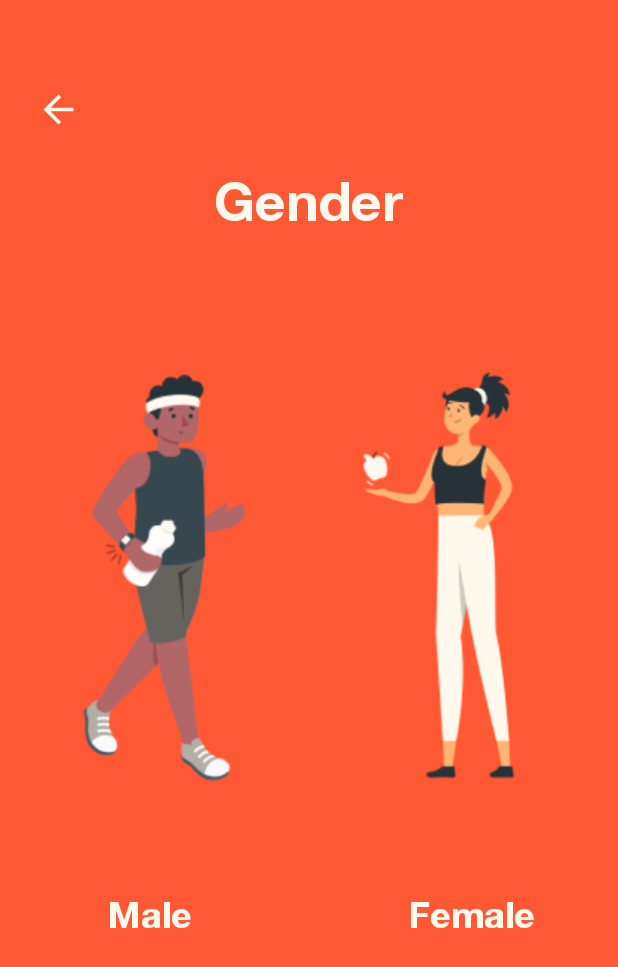
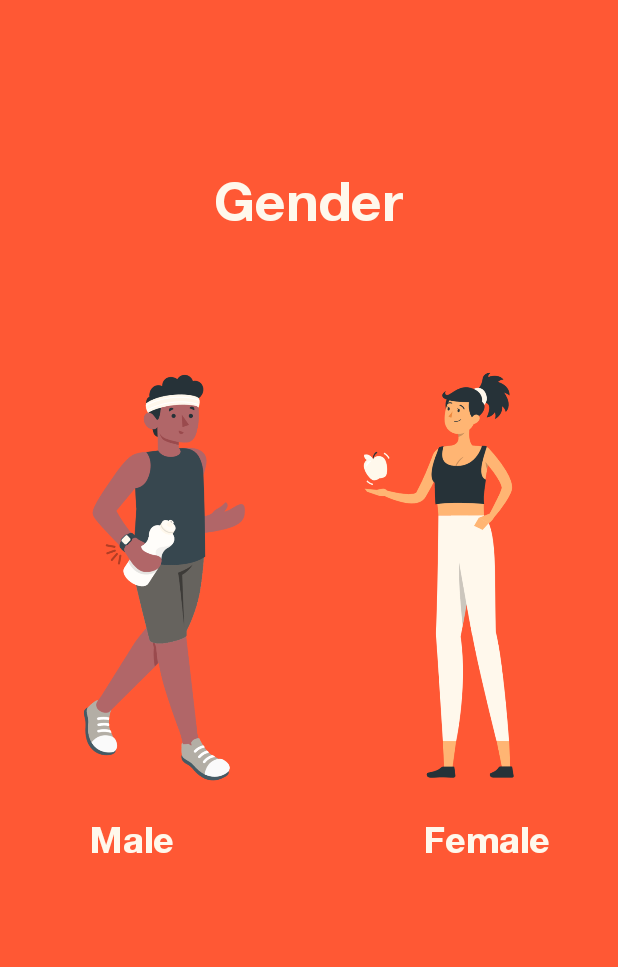
Before and after one commit to pdshi/MoveMate-Android, an Android app: the GenderActivity screen opened directly, with no data from a screen before it, on a phone screen of 412 x 824 dp. Shown: the top 967 px of the screen. Run offline under Robolectric (Android 15) with nearby library versions, the phone set to English and light mode, and no system bars.

Commit message:
Latest Version

```diff
--- a/app/src/main/java/com/stevennt/movemate/ui/bio/GenderActivity.kt
+++ b/app/src/main/java/com/stevennt/movemate/ui/bio/GenderActivity.kt
@@ -37,10 +37,5 @@ class GenderActivity : AppCompatActivity() {
             val intent = Intent(this, NameActivity::class.java)
             startActivity(intent)
         }
-
-        binding.backGender.setOnClickListener{
-            val intent = Intent(this, HomeActivity::class.java)
-            startActivity(intent)
-        }
     }
 }
--- a/app/src/main/java/com/stevennt/movemate/ui/schedule/ScheduleActivity.kt
+++ b/app/src/main/java/com/stevennt/movemate/ui/schedule/ScheduleActivity.kt
@@ -88,6 +88,7 @@ class ScheduleActivity : AppCompatActivity() {
 
         binding.tvEnddate.setOnClickListener {
             userHistories.clear()
+            isDataFetched = false
             showDatePickerDialog(false)
         }
 
--- a/app/src/main/res/layout/activity_camera.xml
+++ b/app/src/main/res/layout/activity_camera.xml
@@ -57,6 +57,7 @@
         android:layout_marginTop="58dp"
         android:layout_marginStart="180dp"
         android:textSize="24sp"
+        android:alpha="1"
         android:fontFamily="@font/helvetica_neue_bold"
         android:textColor="@color/offWhite"
         android:text="0" />
--- a/app/src/main/res/layout/activity_gender.xml
+++ b/app/src/main/res/layout/activity_gender.xml
@@ -6,20 +6,6 @@
     android:layout_height="match_parent"
     tools:context=".ui.bio.GenderActivity"
     android:background="@color/orange">
-
-    <ImageView
-        android:id="@+id/back_gender"
-        android:layout_width="30dp"
-        android:layout_height="30dp"
-        android:layout_marginStart="24dp"
-        android:layout_marginTop="58dp"
-        android:clickable="true"
-        android:contentDescription="@string/arrow_back"
-        android:focusable="true"
-        app:layout_constraintStart_toStartOf="parent"
-        app:layout_constraintTop_toTopOf="parent"
-        app:srcCompat="@drawable/arrow_back"
-        app:tint="@color/offWhite" />
 
     <ImageView
         android:id="@+id/iv_male"
@@ -34,27 +20,13 @@
         android:clickable="true"
         android:focusable="true"/>
 
-    <TextView
-        android:id="@+id/textView5"
-        android:layout_width="wrap_content"
-        android:layout_height="wrap_content"
-        android:layout_marginEnd="55dp"
-        android:layout_marginBottom="200dp"
-        android:fontFamily="@font/helvetica_neue_bold"
-        android:text="@string/female"
-        android:textColor="@color/offWhite"
-        android:textSize="24sp"
-        app:layout_constraintBottom_toBottomOf="parent"
-        app:layout_constraintEnd_toEndOf="parent"
-        app:layout_constraintHorizontal_bias="1.0"
-        app:layout_constraintStart_toEndOf="@+id/textView4" />
 
     <TextView
         android:id="@+id/textView4"
         android:layout_width="wrap_content"
         android:layout_height="wrap_content"
-        android:layout_marginStart="72dp"
-        android:layout_marginBottom="200dp"
+        android:layout_marginStart="60dp"
+        android:layout_marginBottom="250dp"
         android:fontFamily="@font/helvetica_neue_bold"
         android:text="@string/male"
         android:textColor="@color/offWhite"
@@ -76,6 +48,22 @@
         android:focusable="true"/>
 
     <TextView
+        android:id="@+id/textView5"
+        android:layout_width="wrap_content"
+        android:layout_height="wrap_content"
+        android:layout_marginEnd="45dp"
+        android:layout_marginBottom="250dp"
+        android:fontFamily="@font/helvetica_neue_bold"
+        android:text="@string/female"
+        android:textColor="@color/offWhite"
+        android:textSize="24sp"
+        app:layout_constraintBottom_toBottomOf="parent"
+        app:layout_constraintEnd_toEndOf="parent"
+        app:layout_constraintHorizontal_bias="1.0"
+        app:layout_constraintStart_toEndOf="@+id/textView4" />
+
+
+    <TextView
         android:id="@+id/textView3"
         android:layout_width="wrap_content"
         android:layout_height="wrap_content"
```
Also changed, not shown: app/src/main/java/com/stevennt/movemate/ui/camera/CameraActivity.kt (+20 -19 lines), app/src/main/res/drawable-v24/gender_female.png (added), app/src/main/res/drawable-v24/gender_male.png (added).
